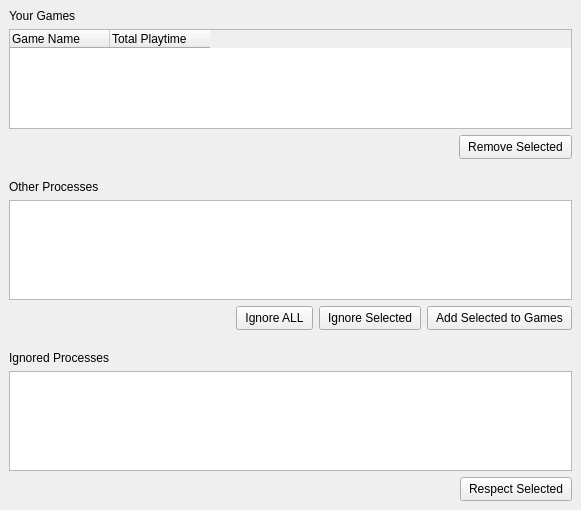
Qt form qt/mainwindow.ui (L0wLauch11/gamingbacklocal) before a commit.
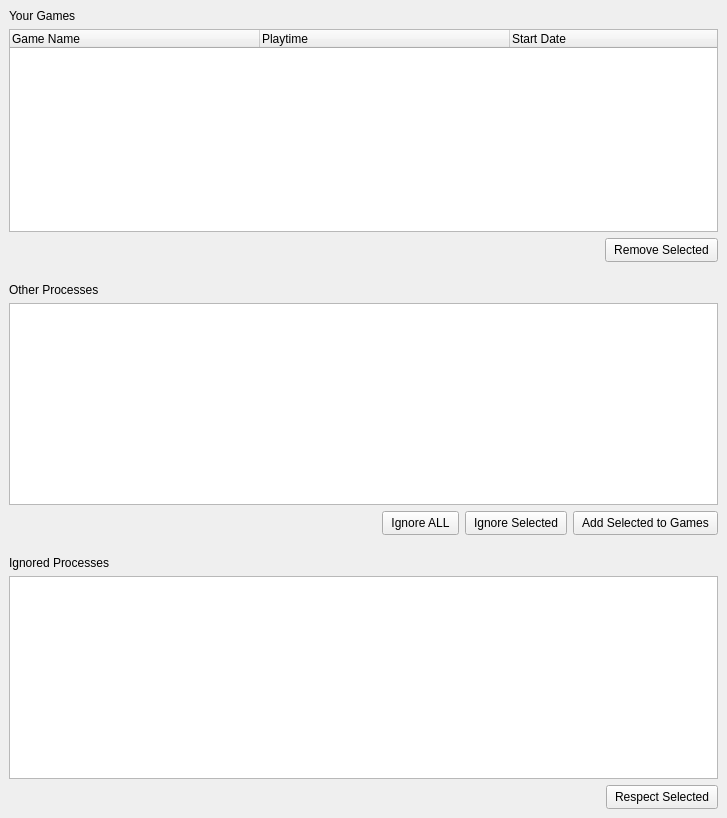
The same form after that commit.

The edit to the form file:
```diff
--- a/qt/mainwindow.ui
+++ b/qt/mainwindow.ui
@@ -6,8 +6,8 @@
    <rect>
     <x>0</x>
     <y>0</y>
-    <width>581</width>
-    <height>510</height>
+    <width>727</width>
+    <height>818</height>
    </rect>
   </property>
   <property name="windowTitle">
@@ -27,6 +27,24 @@
       <property name="horizontalScrollBarPolicy">
        <enum>Qt::ScrollBarPolicy::ScrollBarAlwaysOff</enum>
       </property>
+      <attribute name="horizontalHeaderVisible">
+       <bool>true</bool>
+      </attribute>
+      <attribute name="horizontalHeaderCascadingSectionResizes">
+       <bool>false</bool>
+      </attribute>
+      <attribute name="horizontalHeaderDefaultSectionSize">
+       <number>250</number>
+      </attribute>
+      <attribute name="horizontalHeaderShowSortIndicator" stdset="0">
+       <bool>false</bool>
+      </attribute>
+      <attribute name="horizontalHeaderStretchLastSection">
+       <bool>true</bool>
+      </attribute>
+      <attribute name="verticalHeaderVisible">
+       <bool>true</bool>
+      </attribute>
       <column>
        <property name="text">
         <string>Game Name</string>
@@ -42,7 +60,15 @@
       </column>
       <column>
        <property name="text">
-        <string>Total Playtime</string>
+        <string>Playtime</string>
+       </property>
+       <property name="textAlignment">
+        <set>AlignLeading|AlignVCenter</set>
+       </property>
+      </column>
+      <column>
+       <property name="text">
+        <string>Start Date</string>
        </property>
        <property name="textAlignment">
         <set>AlignLeading|AlignVCenter</set>
```
